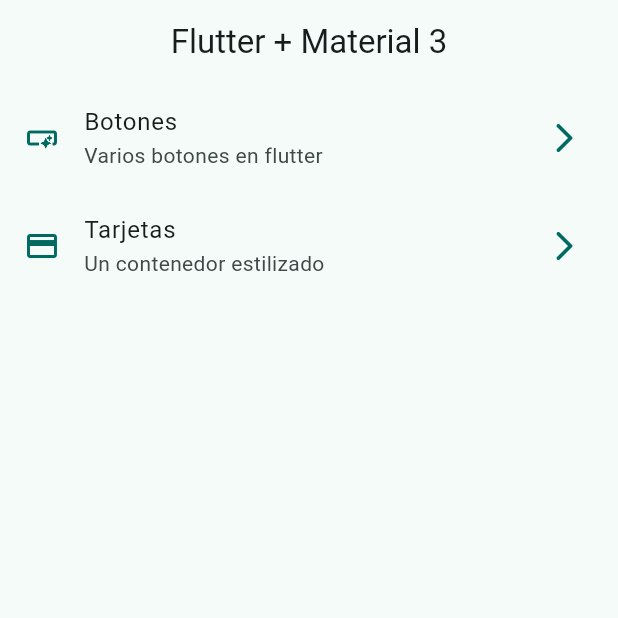
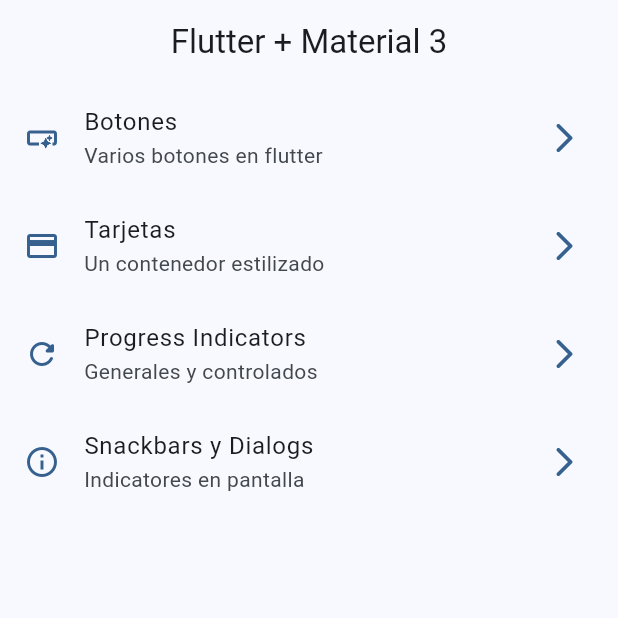
Before and after one commit to yohanangulo/fernando-flutter, a Flutter app: the screen it shows after launch, on a phone screen of 412 x 824 dp, the top half of it. Run offline on Flutter 3.47's test engine with Material 3 defaults, Android fonts, the phone set to English and light mode, and no system bars; our stand-ins replace animate_do, go_router, video_player.

Commit message:
Snackbars and dialogs

```diff
--- a/widgets_app/lib/config/menu/menu_items.dart
+++ b/widgets_app/lib/config/menu/menu_items.dart
@@ -27,4 +27,16 @@
     link: '/cards',
     icon: Icons.credit_card,
   ),
+  MenuItems(
+    title: 'Progress Indicators',
+    subtitle: 'Generales y controlados',
+    link: '/progress',
+    icon: Icons.refresh_rounded,
+  ),
+  MenuItems(
+    title: 'Snackbars y Dialogs',
+    subtitle: 'Indicatores en pantalla',
+    link: '/snackbars',
+    icon: Icons.info_outline,
+  ),
 ];
--- a/widgets_app/lib/config/router/app_router.dart
+++ b/widgets_app/lib/config/router/app_router.dart
@@ -19,5 +19,15 @@
       path: '/cards',
       builder: (context, state) => const CardsScreen(),
     ),
+    GoRoute(
+      name: ProgressScreen.name,
+      path: '/progress',
+      builder: (context, state) => const ProgressScreen(),
+    ),
+    GoRoute(
+      name: SnackbarScreen.name,
+      path: '/snackbars',
+      builder: (context, state) => const SnackbarScreen(),
+    ),
   ],
 );
--- a/widgets_app/lib/main.dart
+++ b/widgets_app/lib/main.dart
@@ -11,8 +11,8 @@
   Widget build(BuildContext context) {
     return MaterialApp.router(
       showSemanticsDebugger: false,
-      theme: AppTheme(selectedColor: 1).getTheme(),
-      title: 'Material App',
+      theme: AppTheme(selectedColor: 0).getTheme(),
+      title: 'Flutter Widgets',
       routerConfig: router,
     );
   }
```
Also changed, not shown: widgets_app/lib/presentation/screens/progress/progress_screen.dart (+63 -1 lines), widgets_app/lib/presentation/screens/snackbar/snackbar_screen.dart (+64 -1 lines).
